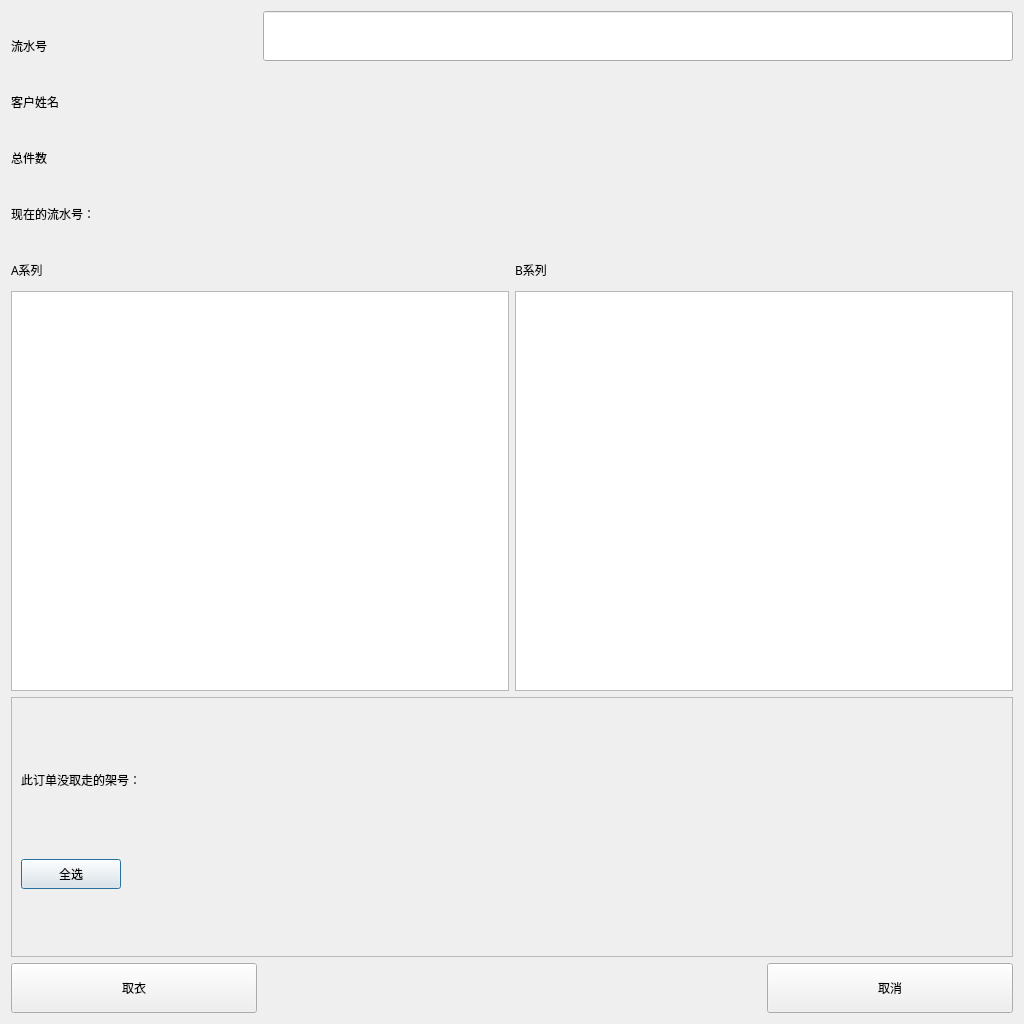
This is LaundryManagementSystem/dlgcustomergetclothes.ui in Quentlam/LaundryManagementSystem as Qt 5 draws it before an edit. The edited form follows.
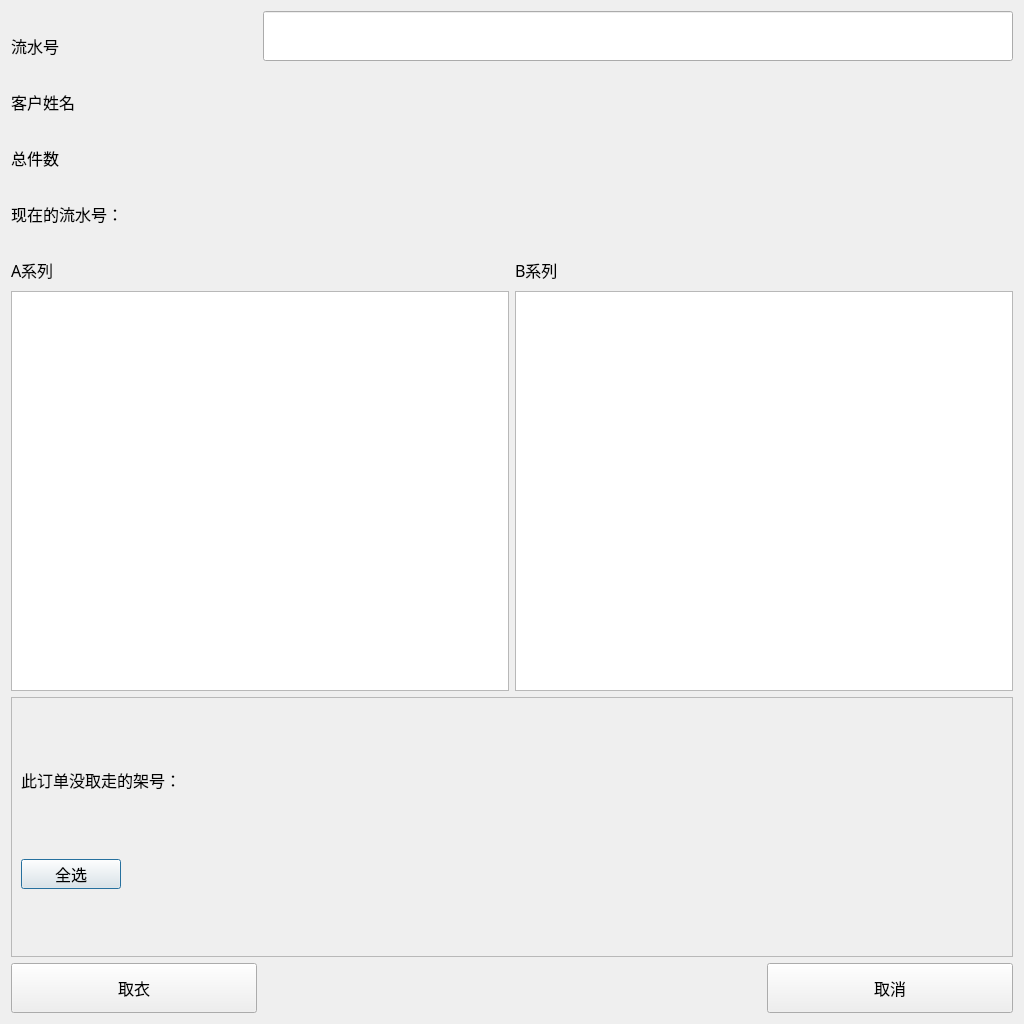
This is the edited form.

Patch:
```diff
--- a/LaundryManagementSystem/dlgcustomergetclothes.ui
+++ b/LaundryManagementSystem/dlgcustomergetclothes.ui
@@ -25,6 +25,7 @@
   <property name="font">
    <font>
     <family>微软雅黑</family>
+    <pointsize>12</pointsize>
    </font>
   </property>
   <property name="windowTitle">
@@ -48,6 +49,12 @@
        <height>30</height>
       </size>
      </property>
+     <property name="font">
+      <font>
+       <family>微软雅黑</family>
+       <pointsize>12</pointsize>
+      </font>
+     </property>
      <property name="text">
       <string>总件数</string>
      </property>
@@ -67,6 +74,12 @@
        <height>30</height>
       </size>
      </property>
+     <property name="font">
+      <font>
+       <family>微软雅黑</family>
+       <pointsize>12</pointsize>
+      </font>
+     </property>
      <property name="text">
       <string>流水号</string>
      </property>
@@ -86,6 +99,12 @@
        <height>30</height>
       </size>
      </property>
+     <property name="font">
+      <font>
+       <family>微软雅黑</family>
+       <pointsize>12</pointsize>
+      </font>
+     </property>
      <property name="text">
       <string>A系列</string>
      </property>
@@ -93,6 +112,12 @@
    </item>
    <item row="7" column="0" colspan="4">
     <widget class="QScrollArea" name="scrollArea">
+     <property name="font">
+      <font>
+       <family>微软雅黑</family>
+       <pointsize>12</pointsize>
+      </font>
+     </property>
      <property name="verticalScrollBarPolicy">
       <enum>Qt::ScrollBarAsNeeded</enum>
      </property>
@@ -123,6 +148,12 @@
            <height>30</height>
           </size>
          </property>
+         <property name="font">
+          <font>
+           <family>微软雅黑</family>
+           <pointsize>12</pointsize>
+          </font>
+         </property>
          <property name="text">
           <string>此订单没取走的架号：</string>
          </property>
@@ -142,6 +173,12 @@
            <height>30</height>
           </size>
          </property>
+         <property name="font">
+          <font>
+           <family>微软雅黑</family>
+           <pointsize>12</pointsize>
+          </font>
+         </property>
          <property name="text">
           <string>全选</string>
          </property>
@@ -219,6 +256,12 @@
        <height>30</height>
       </size>
      </property>
+     <property name="font">
+      <font>
+       <family>微软雅黑</family>
+       <pointsize>12</pointsize>
+      </font>
+     </property>
      <property name="text">
       <string>B系列</string>
      </property>
@@ -238,6 +281,12 @@
        <height>30</height>
       </size>
      </property>
+     <property name="font">
+      <font>
+       <family>微软雅黑</family>
+       <pointsize>12</pointsize>
+      </font>
+     </property>
      <property name="text">
       <string>现在的流水号：</string>
      </property>
@@ -257,6 +306,12 @@
        <height>30</height>
       </size>
      </property>
+     <property name="font">
+      <font>
+       <family>微软雅黑</family>
+       <pointsize>12</pointsize>
+      </font>
+     </property>
      <property name="text">
       <string>客户姓名</string>
      </property>
@@ -270,6 +325,12 @@
        <height>50</height>
       </size>
      </property>
+     <property name="font">
+      <font>
+       <family>微软雅黑</family>
+       <pointsize>12</pointsize>
+      </font>
+     </property>
      <property name="text">
       <string>取衣</string>
      </property>
@@ -283,6 +344,12 @@
        <height>50</height>
       </size>
      </property>
+     <property name="font">
+      <font>
+       <family>微软雅黑</family>
+       <pointsize>12</pointsize>
+      </font>
+     </property>
      <property name="text">
       <string>取消</string>
      </property>
```
Left out of the diff: 18 changed lines with no effect on the pictures.
